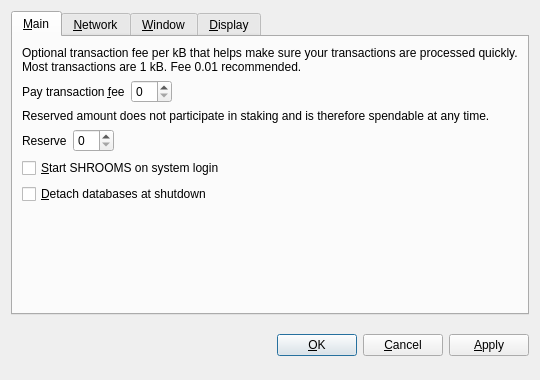
Old version of the form src/qt/forms/optionsdialog.ui in the repository noise23/shrooms-1.6.
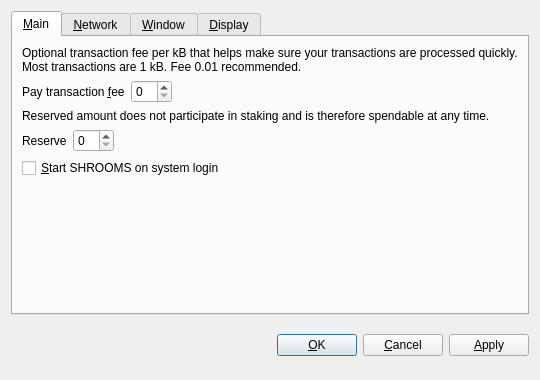
New version of the form. Custom widgets are drawn as their Qt base class.

The edit to the form file:
```diff
--- a/src/qt/forms/optionsdialog.ui
+++ b/src/qt/forms/optionsdialog.ui
@@ -132,16 +132,6 @@
          </property>
         </widget>
        </item>
-       <item>
-        <widget class="QCheckBox" name="detachDatabases">
-         <property name="toolTip">
-          <string>Detach block and address databases at shutdown. This means they can be moved to another data directory, but it slows down shutdown. The wallet is always detached.</string>
-         </property>
-         <property name="text">
-          <string>&amp;Detach databases at shutdown</string>
-         </property>
-        </widget>
-       </item>
        <item>
         <spacer name="verticalSpacer_Main">
          <property name="orientation">
```
